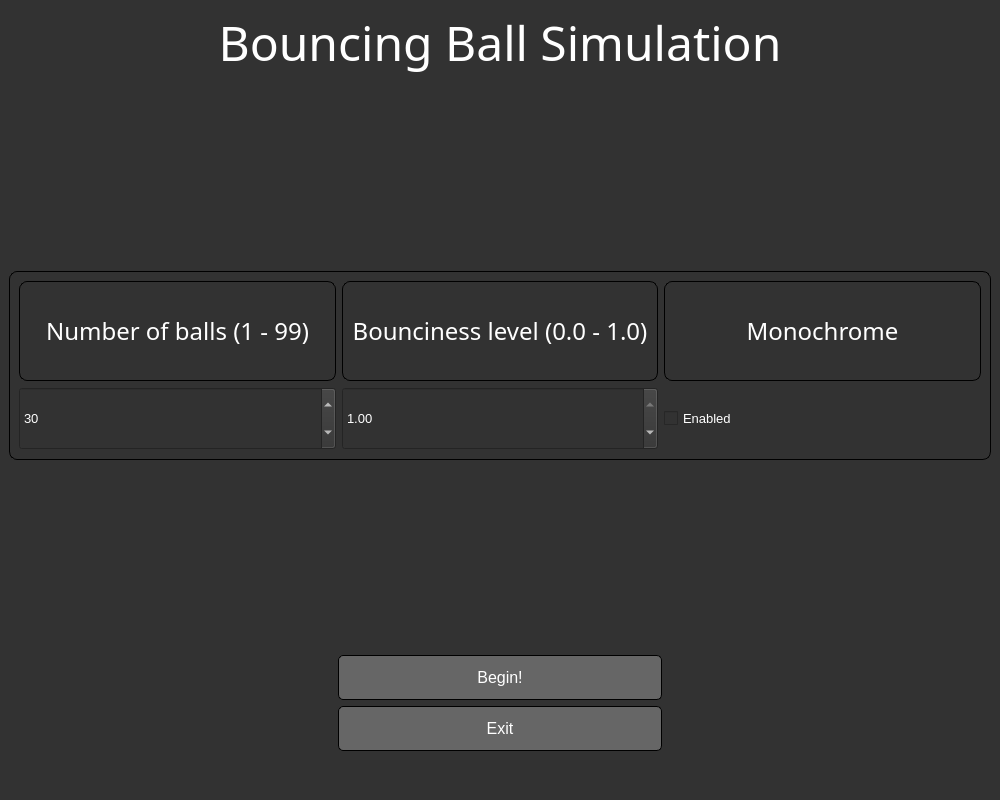
Above: mainwindow.ui from mwdle/BounceLab before the change. Below: the same form after it.
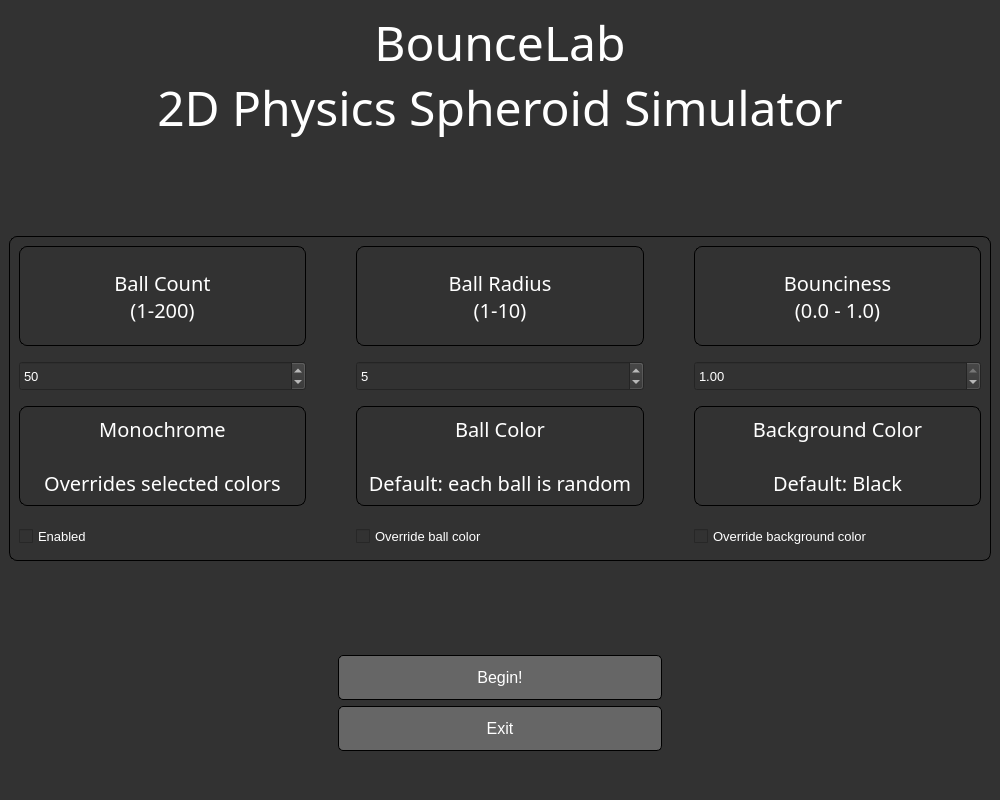
That is the form after the change. Icons and pictures are not drawn. Custom widgets are drawn as their Qt base class.

```diff
--- a/mainwindow.ui
+++ b/mainwindow.ui
@@ -23,7 +23,7 @@
    </size>
   </property>
   <property name="windowTitle">
-   <string>Automobile Maintenance: The Basics</string>
+   <string>BounceLab</string>
   </property>
   <property name="styleSheet">
    <string notr="true">background-color: rgb(50, 50, 50);</string>
@@ -89,37 +89,59 @@
       </property>
       <widget class="QWidget" name="SimulationSettingsPage">
        <layout class="QGridLayout" name="gridLayout">
-        <item row="9" column="1">
-         <spacer name="veticalSpacer2">
+        <item row="3" column="1">
+         <spacer name="verticalSpacer_2">
           <property name="orientation">
            <enum>Qt::Vertical</enum>
           </property>
           <property name="sizeHint" stdset="0">
            <size>
             <width>20</width>
-            <height>40</height>
+            <height>56</height>
            </size>
           </property>
          </spacer>
         </item>
-        <item row="13" column="1">
-         <spacer name="verticalSpacer3">
-          <property name="orientation">
-           <enum>Qt::Vertical</enum>
+        <item row="0" column="0" colspan="3">
+         <widget class="QLabel" name="SimulationSettingsLabel">
+          <property name="sizePolicy">
+           <sizepolicy hsizetype="MinimumExpanding" vsizetype="Preferred">
+            <horstretch>0</horstretch>
+            <verstretch>0</verstretch>
+           </sizepolicy>
           </property>
-          <property name="sizeType">
-           <enum>QSizePolicy::Minimum</enum>
-          </property>
-          <property name="sizeHint" stdset="0">
+          <property name="minimumSize">
            <size>
-            <width>20</width>
-            <height>40</height>
+            <width>0</width>
+            <height>0</height>
            </size>
           </property>
-         </spacer>
+          <property name="font">
+           <font>
+            <family>Segoe UI Light</family>
+            <pointsize>36</pointsize>
+           </font>
+          </property>
+          <property name="styleSheet">
+           <string notr="true">color: white;</string>
+          </property>
+          <property name="text">
+           <string>BounceLab
+2D Physics Spheroid Simulator</string>
+          </property>
+          <property name="alignment">
+           <set>Qt::AlignCenter</set>
+          </property>
+          <property name="wordWrap">
+           <bool>true</bool>
+          </property>
+          <property name="margin">
+           <number>20</number>
+          </property>
+         </widget>
         </item>
-        <item row="12" column="1">
-         <layout class="QVBoxLayout" name="verticalLayout_3">
+        <item row="4" column="1">
+         <layout class="QVBoxLayout" name="verticalLayout">
           <item>
            <widget class="QPushButton" name="startButton">
             <property name="sizePolicy">
@@ -176,7 +198,36 @@
           </item>
          </layout>
         </item>
-        <item row="8" column="0" colspan="3">
+        <item row="1" column="1">
+         <spacer name="verticalSpacer_3">
+          <property name="orientation">
+           <enum>Qt::Vertical</enum>
+          </property>
+          <property name="sizeHint" stdset="0">
+           <size>
+            <width>20</width>
+            <height>56</height>
+           </size>
+          </property>
+         </spacer>
+        </item>
+        <item row="5" column="1">
+         <spacer name="verticalSpacer">
+          <property name="orientation">
+           <enum>Qt::Vertical</enum>
+          </property>
+          <property name="sizeType">
+           <enum>QSizePolicy::Minimum</enum>
+          </property>
+          <property name="sizeHint" stdset="0">
+           <size>
+            <width>20</width>
+            <height>40</height>
+           </size>
+          </property>
+         </spacer>
+        </item>
+        <item row="2" column="0" colspan="3">
          <widget class="QFrame" name="settingsGridFrame">
           <property name="sizePolicy">
            <sizepolicy hsizetype="Expanding" vsizetype="Expanding">
@@ -207,16 +258,124 @@
           <property name="frameShadow">
            <enum>QFrame::Raised</enum>
           </property>
-          <layout class="QHBoxLayout" name="horizontalLayout_2">
-           <item>
-            <layout class="QGridLayout" name="settingsGridLayout">
-             <property name="leftMargin">
-              <number>0</number>
-             </property>
-             <property name="topMargin">
-              <number>0</number>
-             </property>
-             <item row="2" column="0">
+          <layout class="QGridLayout" name="gridLayout_4">
+           <property name="horizontalSpacing">
+            <number>50</number>
+           </property>
+           <property name="verticalSpacing">
+            <number>15</number>
+           </property>
+           <item row="0" column="0">
+            <widget class="QLabel" name="numOfBallsLabel">
+             <property name="sizePolicy">
+              <sizepolicy hsizetype="Expanding" vsizetype="Preferred">
+               <horstretch>0</horstretch>
+               <verstretch>0</verstretch>
+              </sizepolicy>
+             </property>
+             <property name="minimumSize">
+              <size>
+               <width>0</width>
+               <height>100</height>
+              </size>
+             </property>
+             <property name="font">
+              <font>
+               <family>Segoe UI Light</family>
+               <pointsize>15</pointsize>
+               <bold>false</bold>
+               <underline>false</underline>
+              </font>
+             </property>
+             <property name="styleSheet">
+              <string notr="true">border: inset;
+border-width: 1px;
+border-color: black;
+border-radius: 8px;</string>
+             </property>
+             <property name="text">
+              <string>Ball Count
+(1-200)</string>
+             </property>
+             <property name="alignment">
+              <set>Qt::AlignCenter</set>
+             </property>
+            </widget>
+           </item>
+           <item row="0" column="1">
+            <widget class="QLabel" name="ballRadiusLabel">
+             <property name="sizePolicy">
+              <sizepolicy hsizetype="Expanding" vsizetype="Preferred">
+               <horstretch>0</horstretch>
+               <verstretch>0</verstretch>
+              </sizepolicy>
+             </property>
+             <property name="minimumSize">
+              <size>
+               <width>0</width>
+               <height>100</height>
+              </size>
+             </property>
+             <property name="font">
+              <font>
+               <family>Segoe UI Light</family>
+               <pointsize>15</pointsize>
+              </font>
+             </property>
+             <property name="styleSheet">
+              <string notr="true">border: inset;
+border-width: 1px;
+border-color: black;
+border-radius: 8px;</string>
+             </property>
+             <property name="text">
+              <string>Ball Radius
+(1-10)</string>
+             </property>
+             <property name="alignment">
+              <set>Qt::AlignCenter</set>
+             </property>
+            </widget>
+           </item>
+           <item row="0" column="2">
+            <widget class="QLabel" name="bouncinessLabel">
+             <property name="sizePolicy">
+              <sizepolicy hsizetype="Expanding" vsizetype="Preferred">
+               <horstretch>0</horstretch>
+               <verstretch>0</verstretch>
+              </sizepolicy>
+             </property>
+             <property name="minimumSize">
+              <size>
+               <width>0</width>
+               <height>100</height>
+              </size>
+             </property>
+             <property name="font">
+              <font>
+               <family>Segoe UI Light</family>
+               <pointsize>15</pointsize>
+              </font>
+             </property>
+             <property name="styleSheet">
+              <string notr="true">border: inset;
+border-width: 1px;
+border-color: black;
+border-radius: 8px;</string>
+             </property>
+             <property name="text">
+              <string>Bounciness
+(0.0 - 1.0)</string>
+             </property>
+             <property name="alignment">
+              <set>Qt::AlignCenter</set>
+             </property>
+             <property name="wordWrap">
+              <bool>true</bool>
+             </property>
+            </widget>
+           </item>
+           <item row="1" column="0">
               <widget class="QSpinBox" name="ballCount">
                <property name="sizePolicy">
                 <sizepolicy hsizetype="Expanding" vsizetype="Preferred">
@@ -230,6 +389,12 @@
                  <height>30</height>
                 </size>
                </property>
+             <property name="maximumSize">
+              <size>
+               <width>16777215</width>
+               <height>30</height>
+              </size>
+             </property>
                <property name="font">
                 <font>
                  <pointsize>10</pointsize>
@@ -241,12 +406,54 @@
                <property name="minimum">
                 <number>1</number>
                </property>
+             <property name="maximum">
+              <number>200</number>
+             </property>
                <property name="value">
-                <number>30</number>
+              <number>50</number>
                </property>
               </widget>
              </item>
-             <item row="2" column="1">
+           <item row="1" column="1">
+            <widget class="QSpinBox" name="ballRadius">
+             <property name="sizePolicy">
+              <sizepolicy hsizetype="Expanding" vsizetype="Preferred">
+               <horstretch>0</horstretch>
+               <verstretch>0</verstretch>
+              </sizepolicy>
+             </property>
+             <property name="minimumSize">
+              <size>
+               <width>0</width>
+               <height>30</height>
+              </size>
+             </property>
+             <property name="maximumSize">
+              <size>
+               <width>16777215</width>
+               <height>30</height>
+              </size>
+             </property>
+             <property name="font">
+              <font>
+               <pointsize>10</pointsize>
+              </font>
+             </property>
+             <property name="styleSheet">
+              <string notr="true"/>
+             </property>
+             <property name="minimum">
+              <number>1</number>
+             </property>
+             <property name="maximum">
+              <number>10</number>
+             </property>
+             <property name="value">
+              <number>5</number>
+             </property>
+            </widget>
+           </item>
+           <item row="1" column="2">
               <widget class="QDoubleSpinBox" name="bouncinessLevel">
                <property name="sizePolicy">
                 <sizepolicy hsizetype="Expanding" vsizetype="Preferred">
@@ -260,6 +467,12 @@
                  <height>30</height>
                 </size>
                </property>
+             <property name="maximumSize">
+              <size>
+               <width>16777215</width>
+               <height>30</height>
+              </size>
+             </property>
                <property name="font">
                 <font>
                  <pointsize>10</pointsize>
@@ -276,7 +489,121 @@
                </property>
               </widget>
              </item>
+           <item row="2" column="0">
+            <widget class="QLabel" name="monochromeLabel">
+             <property name="sizePolicy">
+              <sizepolicy hsizetype="Expanding" vsizetype="Preferred">
+               <horstretch>0</horstretch>
+               <verstretch>0</verstretch>
+              </sizepolicy>
+             </property>
+             <property name="minimumSize">
+              <size>
+               <width>0</width>
+               <height>100</height>
+              </size>
+             </property>
+             <property name="font">
+              <font>
+               <family>Segoe UI Light</family>
+               <pointsize>15</pointsize>
+              </font>
+             </property>
+             <property name="styleSheet">
+              <string notr="true">border: inset;
+border-width: 1px;
+border-color: black;
+border-radius: 8px;</string>
+             </property>
+             <property name="text">
+              <string>Monochrome
+
+Overrides selected colors</string>
+             </property>
+             <property name="alignment">
+              <set>Qt::AlignCenter</set>
+             </property>
+            </widget>
+           </item>
+           <item row="2" column="1">
+            <widget class="QLabel" name="ballColorLabel">
+             <property name="sizePolicy">
+              <sizepolicy hsizetype="Expanding" vsizetype="Preferred">
+               <horstretch>0</horstretch>
+               <verstretch>0</verstretch>
+              </sizepolicy>
+             </property>
+             <property name="minimumSize">
+              <size>
+               <width>0</width>
+               <height>100</height>
+              </size>
+             </property>
+             <property name="font">
+              <font>
+               <family>Segoe UI Light</family>
+               <pointsize>15</pointsize>
+              </font>
+             </property>
+             <property name="styleSheet">
+              <string notr="true">border: inset;
+border-width: 1px;
+border-color: black;
+border-radius: 8px;</string>
+             </property>
+             <property name="text">
+              <string>Ball Color
+
+Default: each ball is random</string>
+             </property>
+             <property name="alignment">
+              <set>Qt::AlignCenter</set>
+             </property>
+             <property name="wordWrap">
+              <bool>true</bool>
+             </property>
+            </widget>
+           </item>
              <item row="2" column="2">
+            <widget class="QLabel" name="ballRadiusVarianceLabel">
+             <property name="sizePolicy">
+              <sizepolicy hsizetype="Expanding" vsizetype="Preferred">
+               <horstretch>0</horstretch>
+               <verstretch>0</verstretch>
+              </sizepolicy>
+             </property>
+             <property name="minimumSize">
+              <size>
+               <width>0</width>
+               <height>100</height>
+              </size>
+             </property>
+             <property name="font">
+              <font>
+               <family>Segoe UI Light</family>
+               <pointsize>15</pointsize>
+              </font>
+             </property>
+             <property name="styleSheet">
+              <string notr="true">border: inset;
+border-width: 1px;
+border-color: black;
+border-radius: 8px;</string>
+             </property>
+             <property name="text">
+              <string>Background Color
+
+Default: Black</string>
+             </property>
+             <property name="alignment">
+              <set>Qt::AlignCenter</set>
+             </property>
+             <property name="wordWrap">
+              <bool>true</bool>
+             </property>
+            </widget>
+           </item>
+           <item row="3" column="0">
               <widget class="QCheckBox" name="monochromeStatus">
                <property name="sizePolicy">
                 <sizepolicy hsizetype="Expanding" vsizetype="Preferred">
@@ -290,6 +617,12 @@
                  <height>30</height>
                 </size>
                </property>
+             <property name="maximumSize">
+              <size>
+               <width>16777215</width>
+               <height>30</height>
+              </size>
+             </property>
                <property name="font">
                 <font>
                  <pointsize>10</pointsize>
@@ -300,8 +633,8 @@
                </property>
               </widget>
              </item>
-             <item row="1" column="1">
-              <widget class="QLabel" name="bouncinessLabel">
+           <item row="3" column="1">
+            <widget class="QCheckBox" name="ballColorCheckbox">
                <property name="sizePolicy">
                 <sizepolicy hsizetype="Expanding" vsizetype="Preferred">
                  <horstretch>0</horstretch>
@@ -311,65 +644,27 @@
                <property name="minimumSize">
                 <size>
                  <width>0</width>
-                 <height>100</height>
-                </size>
-               </property>
-               <property name="font">
-                <font>
-                 <family>Segoe UI Light</family>
-                 <pointsize>18</pointsize>
-                </font>
-               </property>
-               <property name="styleSheet">
-                <string notr="true">border: inset;
-border-width: 1px;
-border-color: black;
-border-radius: 8px;</string>
-               </property>
-               <property name="text">
-                <string>Bounciness level (0.0 - 1.0)</string>
-               </property>
-               <property name="alignment">
-                <set>Qt::AlignCenter</set>
-               </property>
-              </widget>
-             </item>
-             <item row="1" column="2">
-              <widget class="QLabel" name="monochromeLabel">
-               <property name="sizePolicy">
-                <sizepolicy hsizetype="Expanding" vsizetype="Preferred">
-                 <horstretch>0</horstretch>
-                 <verstretch>0</verstretch>
-                </sizepolicy>
-               </property>
-               <property name="minimumSize">
+               <height>30</height>
+              </size>
+             </property>
+             <property name="maximumSize">
                 <size>
-                 <width>0</width>
-                 <height>100</height>
+               <width>16777215</width>
+               <height>30</height>
                 </size>
                </property>
                <property name="font">
                 <font>
-                 <family>Segoe UI Light</family>
-                 <pointsize>18</pointsize>
-                </font>
-               </property>
-               <property name="styleSheet">
-                <string notr="true">border: inset;
-border-width: 1px;
-border-color: black;
-border-radius: 8px;</string>
-               </property>
+               <pointsize>10</pointsize>
+              </font>
+             </property>
                <property name="text">
-                <string>Monochrome</string>
-               </property>
-               <property name="alignment">
-                <set>Qt::AlignCenter</set>
-               </property>
-              </widget>
-             </item>
-             <item row="1" column="0">
-              <widget class="QLabel" name="numOfBallsLabel">
+              <string>Override ball color</string>
+             </property>
+            </widget>
+           </item>
+           <item row="3" column="2">
+            <widget class="QCheckBox" name="backgroundColorCheckbox">
                <property name="sizePolicy">
                 <sizepolicy hsizetype="Expanding" vsizetype="Preferred">
                  <horstretch>0</horstretch>
@@ -379,82 +674,27 @@
                <property name="minimumSize">
                 <size>
                  <width>0</width>
-                 <height>100</height>
-                </size>
-               </property>
-               <property name="font">
-                <font>
-                 <family>Segoe UI Light</family>
-                 <pointsize>18</pointsize>
-                 <bold>false</bold>
-                 <underline>false</underline>
-                </font>
-               </property>
-               <property name="styleSheet">
-                <string notr="true">border: inset;
-border-width: 1px;
-border-color: black;
-border-radius: 8px;</string>
-               </property>
-               <property name="text">
-                <string>Number of balls (1 - 99)</string>
-               </property>
-               <property name="alignment">
-                <set>Qt::AlignCenter</set>
-               </property>
-              </widget>
-             </item>
-            </layout>
-           </item>
-          </layout>
-         </widget>
-        </item>
-        <item row="0" column="0" colspan="3">
-         <widget class="QLabel" name="SimulationSettingsLabel">
-          <property name="sizePolicy">
-           <sizepolicy hsizetype="MinimumExpanding" vsizetype="Preferred">
-            <horstretch>0</horstretch>
-            <verstretch>0</verstretch>
-           </sizepolicy>
-          </property>
-          <property name="minimumSize">
+               <height>30</height>
+              </size>
+             </property>
+             <property name="maximumSize">
            <size>
-            <width>0</width>
-            <height>0</height>
+               <width>16777215</width>
+               <height>30</height>
            </size>
           </property>
           <property name="font">
            <font>
-            <family>Segoe UI Light</family>
-            <pointsize>36</pointsize>
-           </font>
-          </property>
-          <property name="styleSheet">
-           <string notr="true">color: white;</string>
-          </property>
+               <pointsize>10</pointsize>
+              </font>
+             </property>
           <property name="text">
-           <string>Bouncing Ball Simulation</string>
-          </property>
-          <property name="alignment">
-           <set>Qt::AlignCenter</set>
-          </property>
-          <property name="margin">
-           <number>20</number>
-          </property>
-         </widget>
-        </item>
-        <item row="1" column="1">
-         <spacer name="verticalSpacer">
-          <property name="orientation">
-           <enum>Qt::Vertical</enum>
-          </property>
-          <property name="sizeHint" stdset="0">
-           <size>
-            <width>20</width>
-            <height>40</height>
-           </size>
-          </property>
-         </spacer>
+              <string>Override background color</string>
+             </property>
+            </widget>
+           </item>
+          </layout>
+         </widget>
         </item>
        </layout>
       </widget>
@@ -474,6 +714,18 @@
        <layout class="QGridLayout" name="gridLayout_3">
         <item row="2" column="0">
          <widget class="SimulationView" name="simulationBox">
+          <property name="sizePolicy">
+           <sizepolicy hsizetype="Expanding" vsizetype="Expanding">
+            <horstretch>0</horstretch>
+            <verstretch>0</verstretch>
+           </sizepolicy>
+          </property>
+          <property name="minimumSize">
+           <size>
+            <width>0</width>
+            <height>0</height>
+           </size>
+          </property>
           <property name="styleSheet">
            <string notr="true">border-style: solid;
 border-width: 1px;
@@ -493,6 +745,9 @@
           <property name="topMargin">
            <number>0</number>
           </property>
+          <property name="rightMargin">
+           <number>60</number>
+          </property>
           <item>
            <widget class="QPushButton" name="returnHomeButton">
             <property name="sizePolicy">
```
Lines whose indentation alone changed are shown as unchanged.
